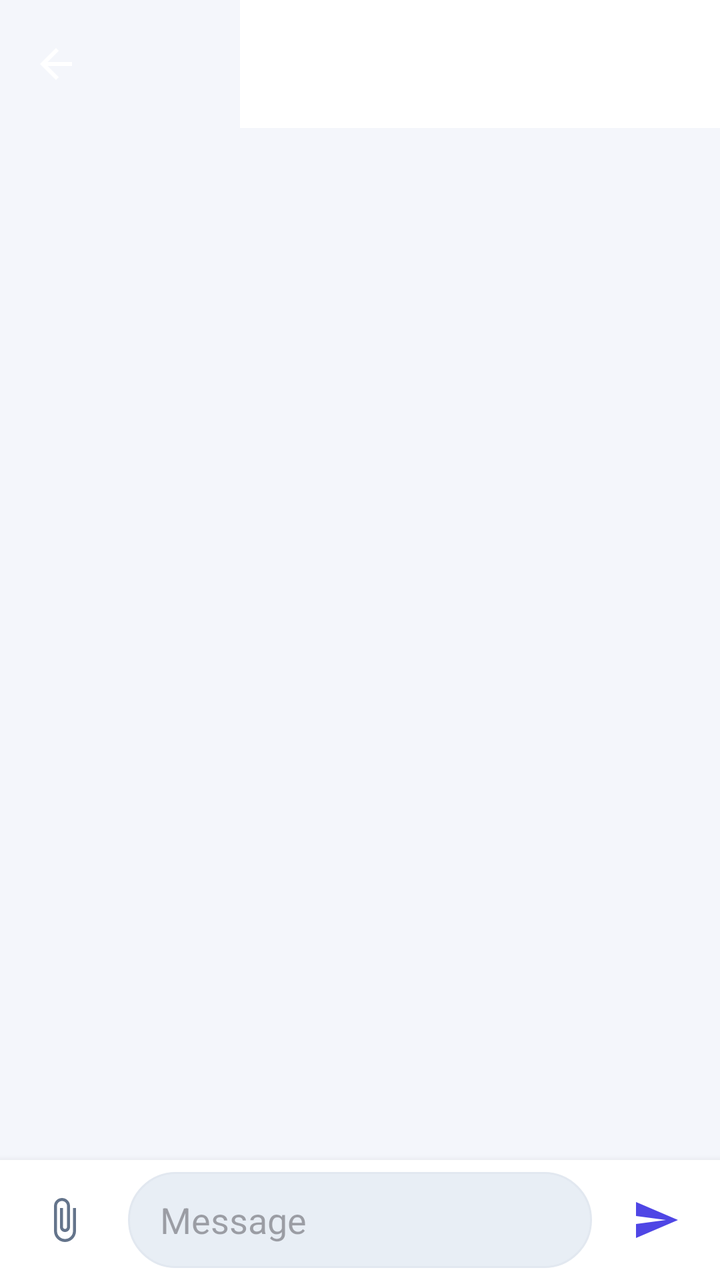
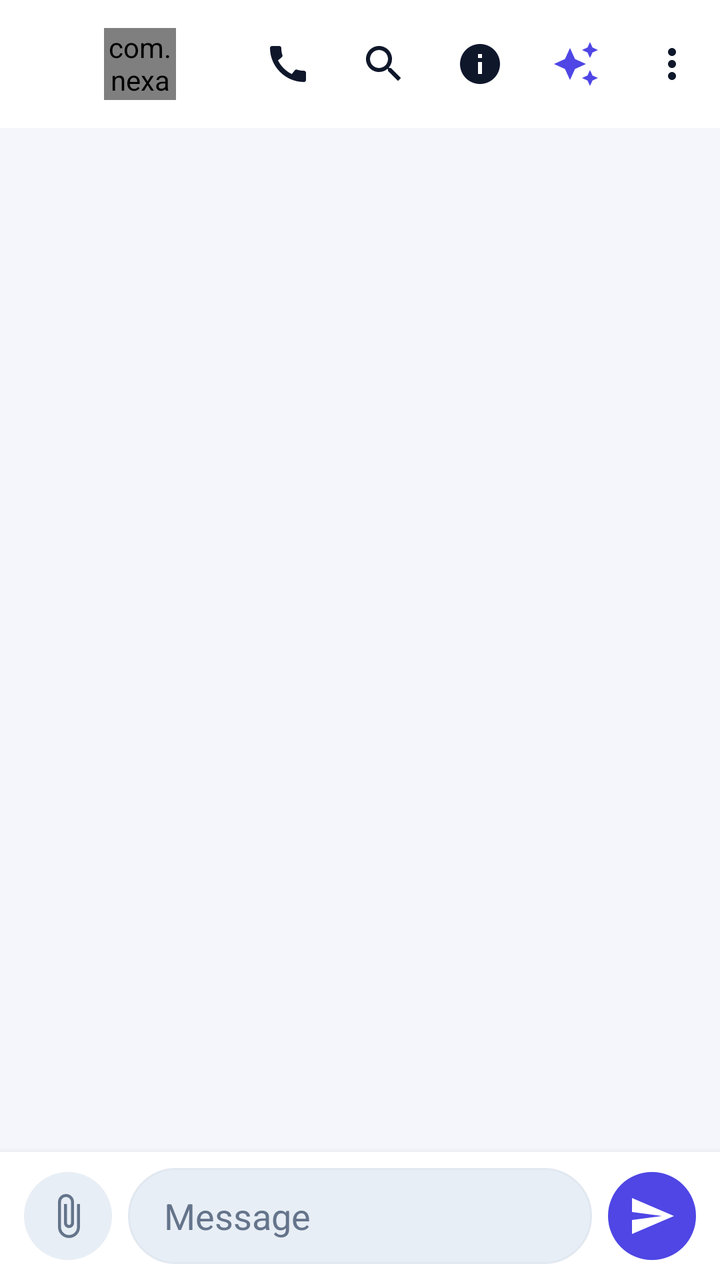

Compare the two renders of this Android layout. The source of the first and the diff that turns it into the second are given below.
<!-- AndroidManifest.xml: application theme Theme.NexaChat -->
<!-- res/layout/fragment_chat.xml -->
<?xml version="1.0" encoding="utf-8"?>
<androidx.constraintlayout.widget.ConstraintLayout xmlns:android="http://schemas.android.com/apk/res/android"
    xmlns:app="http://schemas.android.com/apk/res-auto"
    android:id="@+id/chatRoot"
    android:layout_width="match_parent"
    android:layout_height="match_parent"
    android:background="?android:attr/colorBackground">

    <com.google.android.material.appbar.MaterialToolbar
        android:id="@+id/chatToolbar"
        android:layout_width="0dp"
        android:layout_height="?attr/actionBarSize"
        app:layout_constraintEnd_toStartOf="@id/chatToolbarActions"
        app:layout_constraintStart_toStartOf="parent"
        app:layout_constraintTop_toTopOf="parent"
        app:navigationContentDescription="@string/cd_back"
        app:navigationIcon="@drawable/ic_arrow_back" />

    <HorizontalScrollView
        android:id="@+id/chatToolbarActions"
        android:layout_width="wrap_content"
        android:layout_height="0dp"
        android:background="?attr/colorSurface"
        android:scrollbars="none"
        app:layout_constraintBottom_toBottomOf="@id/chatToolbar"
        app:layout_constraintEnd_toEndOf="parent"
        app:layout_constraintTop_toTopOf="@id/chatToolbar">
        <LinearLayout
            android:layout_width="wrap_content"
            android:layout_height="match_parent"
            android:gravity="center_vertical"
            android:orientation="horizontal">
            <ImageButton android:id="@+id/callButton" android:layout_width="@dimen/min_touch_target" android:layout_height="@dimen/min_touch_target" android:contentDescription="@string/cd_call" android:src="@drawable/ic_call" android:background="?attr/selectableItemBackgroundBorderless"/>
            <ImageButton android:id="@+id/searchInChatButton" android:layout_width="@dimen/min_touch_target" android:layout_height="@dimen/min_touch_target" android:contentDescription="@string/cd_search_in_chat" android:src="@drawable/ic_search" android:background="?attr/selectableItemBackgroundBorderless"/>
            <ImageButton android:id="@+id/infoButton" android:layout_width="@dimen/min_touch_target" android:layout_height="@dimen/min_touch_target" android:contentDescription="@string/cd_group_info" android:src="@drawable/ic_info" android:background="?attr/selectableItemBackgroundBorderless"/>
            <ImageButton android:id="@+id/summaryButton" android:layout_width="@dimen/min_touch_target" android:layout_height="@dimen/min_touch_target" android:contentDescription="@string/summary_title" android:src="@drawable/ic_auto_awesome" android:background="?attr/selectableItemBackgroundBorderless"/>
            <ImageButton android:id="@+id/moreButton" android:layout_width="@dimen/min_touch_target" android:layout_height="@dimen/min_touch_target" android:contentDescription="@string/action_more_options" android:src="@drawable/ic_more_vert" android:background="?attr/selectableItemBackgroundBorderless"/>
        </LinearLayout>
    </HorizontalScrollView>

    <include
        android:id="@+id/pinnedBanner"
        layout="@layout/include_chat_pinned_banner"
        android:layout_width="0dp"
        android:layout_height="wrap_content"
        app:layout_constraintEnd_toEndOf="parent"
        app:layout_constraintStart_toStartOf="parent"
        app:layout_constraintTop_toBottomOf="@id/chatToolbar" />

    <include
        android:id="@+id/replyEditBanner"
        layout="@layout/include_chat_reply_edit_banner"
        android:layout_width="0dp"
        android:layout_height="wrap_content"
        app:layout_constraintEnd_toEndOf="parent"
        app:layout_constraintStart_toStartOf="parent"
        app:layout_constraintTop_toBottomOf="@id/pinnedBanner" />

    <TextView
        android:id="@+id/unreadBanner"
        android:layout_width="0dp"
        android:layout_height="wrap_content"
        android:background="?attr/colorSecondaryContainer"
        android:gravity="center"
        android:minHeight="48dp"
        android:padding="@dimen/space_sm"
        android:textColor="?attr/colorOnSecondaryContainer"
        android:visibility="gone"
        app:layout_constraintEnd_toEndOf="parent"
        app:layout_constraintStart_toStartOf="parent"
        app:layout_constraintTop_toBottomOf="@id/replyEditBanner" />

    <LinearLayout
        android:id="@+id/chatSearchBar"
        android:layout_width="0dp"
        android:layout_height="wrap_content"
        android:orientation="horizontal"
        android:visibility="gone"
        app:layout_constraintEnd_toEndOf="parent"
        app:layout_constraintStart_toStartOf="parent"
        app:layout_constraintTop_toBottomOf="@id/unreadBanner">
        <com.google.android.material.textfield.TextInputEditText
            android:id="@+id/chatSearchInput"
            android:layout_width="0dp"
            android:layout_height="wrap_content"
            android:layout_weight="1"
            android:hint="@string/search_in_chat_placeholder"
            android:singleLine="true" />
        <ImageButton
            android:id="@+id/closeChatSearch"
            android:layout_width="@dimen/min_touch_target"
            android:layout_height="@dimen/min_touch_target"
            android:contentDescription="@string/cd_clear_search"
            android:src="@drawable/ic_close"
            android:background="?attr/selectableItemBackgroundBorderless" />
    </LinearLayout>

    <androidx.recyclerview.widget.RecyclerView
        android:id="@+id/messageList"
        android:layout_width="0dp"
        android:layout_height="0dp"
        android:clipToPadding="false"
        android:paddingHorizontal="@dimen/space_sm"
        android:paddingBottom="@dimen/space_sm"
        app:layout_constraintBottom_toTopOf="@id/composerBar"
        app:layout_constraintEnd_toEndOf="parent"
        app:layout_constraintStart_toStartOf="parent"
        app:layout_constraintTop_toBottomOf="@id/chatSearchBar" />

    <com.google.android.material.floatingactionbutton.FloatingActionButton
        android:id="@+id/scrollDownFab"
        android:layout_width="wrap_content"
        android:layout_height="wrap_content"
        android:layout_margin="@dimen/space_md"
        android:contentDescription="@string/cd_scroll_to_bottom"
        android:visibility="gone"
        app:layout_constraintBottom_toTopOf="@id/composerBar"
        app:layout_constraintEnd_toEndOf="parent"
        app:srcCompat="@drawable/ic_keyboard_arrow_down" />

    <include
        android:id="@+id/composerBar"
        layout="@layout/include_chat_composer_bar"
        android:layout_width="0dp"
        android:layout_height="wrap_content"
        app:layout_constraintBottom_toBottomOf="parent"
        app:layout_constraintEnd_toEndOf="parent"
        app:layout_constraintStart_toStartOf="parent" />

    <TextView
        android:id="@+id/chatError"
        android:layout_width="0dp"
        android:layout_height="wrap_content"
        android:paddingHorizontal="@dimen/space_md"
        android:paddingVertical="@dimen/space_xs"
        android:textColor="?attr/colorError"
        android:visibility="gone"
        app:layout_constraintBottom_toTopOf="@id/composerBar"
        app:layout_constraintEnd_toEndOf="parent"
        app:layout_constraintStart_toStartOf="parent" />

    <LinearLayout
        android:id="@+id/pendingAttachments"
        android:layout_width="0dp"
        android:layout_height="wrap_content"
        android:orientation="vertical"
        android:paddingHorizontal="@dimen/space_md"
        android:paddingVertical="@dimen/space_xs"
        android:visibility="gone"
        app:layout_constraintBottom_toTopOf="@id/chatError"
        app:layout_constraintEnd_toEndOf="parent"
        app:layout_constraintStart_toStartOf="parent" />

    <com.nexachat.core.ui.components.LoadingStateView android:id="@+id/loadingState" android:layout_width="0dp" android:layout_height="0dp" android:visibility="gone" app:layout_constraintBottom_toBottomOf="parent" app:layout_constraintEnd_toEndOf="parent" app:layout_constraintStart_toStartOf="parent" app:layout_constraintTop_toTopOf="parent"/>
    <com.nexachat.core.ui.components.ErrorStateView android:id="@+id/errorState" android:layout_width="0dp" android:layout_height="0dp" android:visibility="gone" app:layout_constraintBottom_toBottomOf="parent" app:layout_constraintEnd_toEndOf="parent" app:layout_constraintStart_toStartOf="parent" app:layout_constraintTop_toTopOf="parent"/>
</androidx.constraintlayout.widget.ConstraintLayout>
<!-- res/layout/include_chat_pinned_banner.xml (included above) -->
<?xml version="1.0" encoding="utf-8"?>
<LinearLayout xmlns:android="http://schemas.android.com/apk/res/android"
    android:id="@+id/pinnedRoot"
    android:layout_width="match_parent"
    android:layout_height="wrap_content"
    android:background="?attr/colorPrimaryContainer"
    android:gravity="center_vertical"
    android:orientation="horizontal"
    android:padding="@dimen/space_sm"
    android:visibility="gone">
    <ImageView android:layout_width="24dp" android:layout_height="24dp" android:contentDescription="@string/pinned_title" android:src="@drawable/ic_push_pin"/>
    <TextView android:id="@+id/pinnedText" android:layout_width="0dp" android:layout_height="wrap_content" android:layout_marginStart="@dimen/space_sm" android:layout_weight="1" android:ellipsize="end" android:maxLines="2"/>
</LinearLayout>
<!-- res/layout/include_chat_reply_edit_banner.xml (included above) -->
<?xml version="1.0" encoding="utf-8"?>
<LinearLayout xmlns:android="http://schemas.android.com/apk/res/android"
    android:id="@+id/replyEditRoot"
    android:layout_width="match_parent"
    android:layout_height="wrap_content"
    android:background="?attr/colorSurfaceContainerHigh"
    android:gravity="center_vertical"
    android:orientation="horizontal"
    android:padding="@dimen/space_sm"
    android:visibility="gone">
    <ImageView android:id="@+id/replyIcon" android:layout_width="24dp" android:layout_height="24dp" android:contentDescription="@string/action_reply" android:src="@drawable/ic_reply"/>
    <TextView android:id="@+id/replyPreview" android:layout_width="0dp" android:layout_height="wrap_content" android:layout_marginStart="@dimen/space_sm" android:layout_weight="1" android:ellipsize="end" android:maxLines="2"/>
    <ImageButton android:id="@+id/cancelReplyEdit" android:layout_width="@dimen/min_touch_target" android:layout_height="@dimen/min_touch_target" android:background="?attr/selectableItemBackgroundBorderless" android:contentDescription="@string/cd_cancel_reply" android:src="@drawable/ic_close"/>
</LinearLayout>
<!-- res/layout/include_chat_composer_bar.xml (included above) -->
<?xml version="1.0" encoding="utf-8"?>
<LinearLayout xmlns:android="http://schemas.android.com/apk/res/android"
    xmlns:app="http://schemas.android.com/apk/res-auto"
    android:id="@+id/composerRoot"
    android:layout_width="match_parent"
    android:layout_height="wrap_content"
    android:background="?attr/colorSurface"
    android:elevation="@dimen/elevation_level3"
    android:gravity="center_vertical"
    android:minHeight="@dimen/min_touch_target"
    android:orientation="horizontal"
    android:paddingHorizontal="@dimen/space_sm"
    android:paddingVertical="6dp">

    <ImageButton
        android:id="@+id/attachButton"
        android:layout_width="@dimen/min_touch_target"
        android:layout_height="@dimen/min_touch_target"
        android:background="?attr/selectableItemBackgroundBorderless"
        android:contentDescription="@string/cd_attach"
        android:src="@drawable/ic_attach_file"
        app:tint="?attr/colorOnSurfaceVariant" />

    <com.google.android.material.textfield.TextInputEditText
        android:id="@+id/messageInput"
        android:layout_width="0dp"
        android:layout_height="wrap_content"
        android:layout_marginHorizontal="@dimen/space_sm"
        android:layout_weight="1"
        android:background="@drawable/bg_composer_pill"
        android:hint="@string/chat_input_hint"
        android:maxLines="5"
        android:minHeight="@dimen/min_touch_target"
        android:paddingHorizontal="16dp"
        android:paddingVertical="10dp" />

    <ImageButton
        android:id="@+id/sendButton"
        android:layout_width="@dimen/min_touch_target"
        android:layout_height="@dimen/min_touch_target"
        android:background="?attr/selectableItemBackgroundBorderless"
        android:contentDescription="@string/cd_send"
        android:src="@drawable/ic_send"
        app:tint="?attr/colorPrimary" />
</LinearLayout>
<!-- resources referenced by this layout -->
<resources>
  <dimen name="elevation_level3">6dp</dimen>
  <dimen name="min_touch_target">48dp</dimen>
  <dimen name="space_md">16dp</dimen>
  <dimen name="space_sm">8dp</dimen>
  <dimen name="space_xs">4dp</dimen>
  <string name="action_more_options">More options</string>
  <string name="action_reply">Reply</string>
  <string name="cd_attach">Attach</string>
  <string name="cd_back">Back</string>
  <string name="cd_call">Call</string>
  <string name="cd_cancel_reply">Cancel reply</string>
  <string name="cd_clear_search">Clear search</string>
  <string name="cd_group_info">Group info</string>
  <string name="cd_scroll_to_bottom">Scroll to bottom</string>
  <string name="cd_search_in_chat">Search in chat</string>
  <string name="cd_send">Send</string>
  <string name="chat_input_hint">Message</string>
  <string name="pinned_title">Pinned</string>
  <string name="summary_title">Conversation summary</string>
  <color name="colorPrimary">@color/brand_indigo</color>
  <color name="colorOnPrimary">#FFFFFFFF</color>
  <color name="colorPrimaryContainer">@color/brand_indigo_container</color>
  <color name="colorSecondary">@color/slate_secondary</color>
  <color name="colorOnSecondary">#FFFFFFFF</color>
  <color name="colorTertiary">@color/tertiary_sky</color>
  <color name="colorOnTertiary">#FFFFFFFF</color>
  <color name="colorTertiaryContainer">@color/tertiary_sky_container</color>
  <color name="colorError">@color/error_red</color>
  <color name="colorOnError">#FFFFFFFF</color>
  <color name="colorErrorContainer">@color/error_container_light</color>
  <color name="colorBackground">@color/background_light</color>
  <color name="colorOnBackground">@color/text_primary_light</color>
  <color name="colorSurface">@color/surface_light</color>
  <color name="colorOnSurface">@color/text_primary_light</color>
  <color name="colorSurfaceVariant">@color/surface_variant_light</color>
  <color name="surface_container_low_light">#FFFFFFFF</color>
  <color name="surface_container_light">#FFF1F5F9</color>
  <color name="surface_container_high_light">#FFE8EEF5</color>
  <color name="colorOnSurfaceVariant">@color/text_secondary_light</color>
  <color name="colorOutline">@color/slate_border</color>
  <color name="colorOutlineVariant">@color/slate_divider</color>
  <color name="brand_indigo">#FF4F46E5</color>
  <color name="brand_indigo_container">#FFE0E7FF</color>
  <color name="brand_on_indigo_container">#FF1E1B4B</color>
  <color name="slate_secondary">#FF505F76</color>
  <color name="slate_secondary_container">#FFD0E1FB</color>
  <color name="slate_on_secondary_container">#FF1D283A</color>
  <color name="tertiary_sky">#FF0EA5E9</color>
  <color name="tertiary_sky_container">#FFBAE6FD</color>
  <color name="tertiary_on_sky_container">#FF0369A1</color>
  <color name="error_red">#FFBA1A1A</color>
  <color name="error_container_light">#FFFFDAD6</color>
  <color name="on_error_container_light">#FF93000A</color>
  <color name="background_light">#FFF4F6FB</color>
  <color name="text_primary_light">#FF0F172A</color>
  <color name="surface_light">#FFFFFFFF</color>
  <color name="surface_variant_light">#FFE8EEF5</color>
  <color name="text_secondary_light">#FF64748B</color>
  <color name="slate_border">#FFCBD5E1</color>
  <color name="slate_divider">#FFE2E8F0</color>
  <dimen name="corner_sm">8dp</dimen>
  <dimen name="corner_md">12dp</dimen>
  <dimen name="corner_lg">16dp</dimen>
  <!-- unchanged entries left out for length: 37 -->
</resources>

<!-- the commit's change to res/layout/fragment_chat.xml (unified diff, before → after) -->
@@ -10,11 +10,22 @@
         android:id="@+id/chatToolbar"
         android:layout_width="0dp"
         android:layout_height="?attr/actionBarSize"
+        android:background="?attr/colorSurface"
+        app:titleMarginStart="48dp"
         app:layout_constraintEnd_toStartOf="@id/chatToolbarActions"
         app:layout_constraintStart_toStartOf="parent"
         app:layout_constraintTop_toTopOf="parent"
         app:navigationContentDescription="@string/cd_back"
         app:navigationIcon="@drawable/ic_arrow_back" />
+
+    <com.nexachat.core.ui.components.AvatarView
+        android:id="@+id/chatHeaderAvatar"
+        android:layout_width="36dp"
+        android:layout_height="36dp"
+        android:layout_marginStart="52dp"
+        app:layout_constraintBottom_toBottomOf="@id/chatToolbar"
+        app:layout_constraintStart_toStartOf="@id/chatToolbar"
+        app:layout_constraintTop_toTopOf="@id/chatToolbar" />
 
     <HorizontalScrollView
         android:id="@+id/chatToolbarActions"
@@ -30,11 +41,11 @@
             android:layout_height="match_parent"
             android:gravity="center_vertical"
             android:orientation="horizontal">
-            <ImageButton android:id="@+id/callButton" android:layout_width="@dimen/min_touch_target" android:layout_height="@dimen/min_touch_target" android:contentDescription="@string/cd_call" android:src="@drawable/ic_call" android:background="?attr/selectableItemBackgroundBorderless"/>
-            <ImageButton android:id="@+id/searchInChatButton" android:layout_width="@dimen/min_touch_target" android:layout_height="@dimen/min_touch_target" android:contentDescription="@string/cd_search_in_chat" android:src="@drawable/ic_search" android:background="?attr/selectableItemBackgroundBorderless"/>
-            <ImageButton android:id="@+id/infoButton" android:layout_width="@dimen/min_touch_target" android:layout_height="@dimen/min_touch_target" android:contentDescription="@string/cd_group_info" android:src="@drawable/ic_info" android:background="?attr/selectableItemBackgroundBorderless"/>
-            <ImageButton android:id="@+id/summaryButton" android:layout_width="@dimen/min_touch_target" android:layout_height="@dimen/min_touch_target" android:contentDescription="@string/summary_title" android:src="@drawable/ic_auto_awesome" android:background="?attr/selectableItemBackgroundBorderless"/>
-            <ImageButton android:id="@+id/moreButton" android:layout_width="@dimen/min_touch_target" android:layout_height="@dimen/min_touch_target" android:contentDescription="@string/action_more_options" android:src="@drawable/ic_more_vert" android:background="?attr/selectableItemBackgroundBorderless"/>
+            <ImageButton android:id="@+id/callButton" android:layout_width="@dimen/min_touch_target" android:layout_height="@dimen/min_touch_target" android:contentDescription="@string/cd_call" android:src="@drawable/ic_call" android:background="?attr/selectableItemBackgroundBorderless" app:tint="?attr/colorOnSurface"/>
+            <ImageButton android:id="@+id/searchInChatButton" android:layout_width="@dimen/min_touch_target" android:layout_height="@dimen/min_touch_target" android:contentDescription="@string/cd_search_in_chat" android:src="@drawable/ic_search" android:background="?attr/selectableItemBackgroundBorderless" app:tint="?attr/colorOnSurface"/>
+            <ImageButton android:id="@+id/infoButton" android:layout_width="@dimen/min_touch_target" android:layout_height="@dimen/min_touch_target" android:contentDescription="@string/cd_group_info" android:src="@drawable/ic_info" android:background="?attr/selectableItemBackgroundBorderless" app:tint="?attr/colorOnSurface"/>
+            <ImageButton android:id="@+id/summaryButton" android:layout_width="@dimen/min_touch_target" android:layout_height="@dimen/min_touch_target" android:contentDescription="@string/summary_title" android:src="@drawable/ic_auto_awesome" android:background="?attr/selectableItemBackgroundBorderless" app:tint="?attr/colorPrimary"/>
+            <ImageButton android:id="@+id/moreButton" android:layout_width="@dimen/min_touch_target" android:layout_height="@dimen/min_touch_target" android:contentDescription="@string/action_more_options" android:src="@drawable/ic_more_vert" android:background="?attr/selectableItemBackgroundBorderless" app:tint="?attr/colorOnSurface"/>
         </LinearLayout>
     </HorizontalScrollView>
 
@@ -195,15 +206,17 @@
     android:gravity="center_vertical"
     android:minHeight="@dimen/min_touch_target"
     android:orientation="horizontal"
-    android:paddingHorizontal="@dimen/space_sm"
-    android:paddingVertical="6dp">
+    android:paddingHorizontal="12dp"
+    android:paddingVertical="8dp">
 
     <ImageButton
         android:id="@+id/attachButton"
-        android:layout_width="@dimen/min_touch_target"
-        android:layout_height="@dimen/min_touch_target"
-        android:background="?attr/selectableItemBackgroundBorderless"
+        android:layout_width="44dp"
+        android:layout_height="44dp"
+        android:background="@drawable/bg_date_separator"
+        android:backgroundTint="?attr/colorSurfaceVariant"
         android:contentDescription="@string/cd_attach"
+        android:padding="10dp"
         android:src="@drawable/ic_attach_file"
         app:tint="?attr/colorOnSurfaceVariant" />
 
@@ -217,15 +230,18 @@
         android:hint="@string/chat_input_hint"
         android:maxLines="5"
         android:minHeight="@dimen/min_touch_target"
-        android:paddingHorizontal="16dp"
-        android:paddingVertical="10dp" />
+        android:paddingHorizontal="18dp"
+        android:paddingVertical="11dp"
+        android:textColor="?attr/colorOnSurface"
+        android:textColorHint="?attr/colorOnSurfaceVariant" />
 
     <ImageButton
         android:id="@+id/sendButton"
-        android:layout_width="@dimen/min_touch_target"
-        android:layout_height="@dimen/min_touch_target"
-        android:background="?attr/selectableItemBackgroundBorderless"
+        android:layout_width="44dp"
+        android:layout_height="44dp"
+        android:background="@drawable/bg_unread_badge"
         android:contentDescription="@string/cd_send"
+        android:padding="10dp"
         android:src="@drawable/ic_send"
-        app:tint="?attr/colorPrimary" />
+        app:tint="?attr/colorOnPrimary" />
 </LinearLayout>
<!-- resource entries referenced after the edit -->
@@ -5,6 +5,20 @@
   <dimen name="space_md">16dp</dimen>
   <dimen name="space_sm">8dp</dimen>
   <dimen name="space_xs">4dp</dimen>
+  <!-- drawable bg_date_separator (drawable) -->
+  <?xml version="1.0" encoding="utf-8"?>
+  <shape xmlns:android="http://schemas.android.com/apk/res/android"
+      android:shape="rectangle">
+      <corners android:radius="999dp" />
+      <solid android:color="?attr/colorSurfaceContainerHigh" />
+  </shape>
+  <!-- drawable bg_unread_badge (drawable) -->
+  <?xml version="1.0" encoding="utf-8"?>
+  <shape xmlns:android="http://schemas.android.com/apk/res/android"
+      android:shape="rectangle">
+      <solid android:color="?attr/colorPrimary" />
+      <corners android:radius="999dp" />
+  </shape>
   <string name="action_more_options">More options</string>
   <string name="action_reply">Reply</string>
   <string name="cd_attach">Attach</string>
